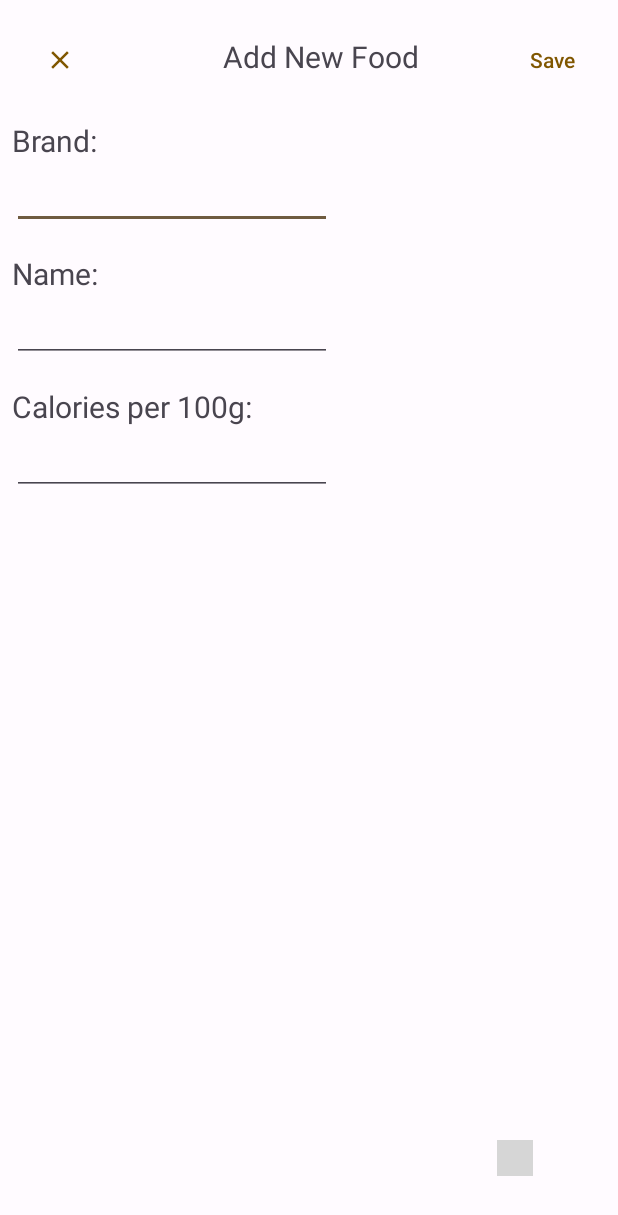
After one commit to Niko361/COS30017_Custom_APP, an Android app: the fragment AddNewFoodFragment placed in its activity, on a phone screen of 412 x 824 dp. The commit adds this screen. Shown: the top 1215 px of the screen. Run offline under Robolectric (Android 15) with nearby library versions, the phone set to English and light mode, and no system bars; grey boxes are pictures that could not be loaded.

Commit message:
feat: add new food FragmentDialog

```diff
--- /dev/null
+++ b/app/src/main/java/com/example/customappproject/AddNewFoodFragment.kt
@@ -0,0 +1,41 @@
+package com.example.customappproject
+
+import android.os.Bundle
+import android.view.LayoutInflater
+import android.view.View
+import android.view.ViewGroup
+import android.widget.Button
+import androidx.fragment.app.DialogFragment
+import com.google.android.material.textfield.MaterialAutoCompleteTextView
+
+
+class AddNewFoodFragment : DialogFragment() {
+ override fun onCreateView(
+  inflater: LayoutInflater,
+  container: ViewGroup?,
+  savedInstanceState: Bundle?
+ ): View? {
+
+
+  isCancelable = false
+  return inflater.inflate(R.layout.dialog_add_food, container, false)
+ }
+
+ override fun getTheme(): Int {
+  return R.style.DialogTheme
+ }
+ override fun onViewCreated(view: View, savedInstanceState: Bundle?) {
+  super.onViewCreated(view, savedInstanceState)
+
+  val saveButton = view.findViewById<Button>(R.id.saveButton)
+  saveButton.setOnClickListener {
+   dismiss()
+  }
+
+  val closeButton = view.findViewById<Button>(R.id.closeButton)
+  closeButton.setOnClickListener {
+   dismiss()
+  }
+
+ }
+}
--- a/app/src/main/java/com/example/customappproject/LogFoodEntryActivity.kt
+++ b/app/src/main/java/com/example/customappproject/LogFoodEntryActivity.kt
@@ -69,7 +69,8 @@ class LogFoodEntryActivity: AppCompatActivity() {
             Log.i("CLICKY", selectFoodItem.text.toString())
 
             if(selectFoodItem.text.toString() == "Add New Food"){
-                Log.i("CLICKY", "OPEN MODAL")
+                val dialogFragment = AddNewFoodFragment()
+                dialogFragment.show(supportFragmentManager, "dialog")
             }
         }
 
--- a/app/src/main/java/com/example/customappproject/MainActivity.kt
+++ b/app/src/main/java/com/example/customappproject/MainActivity.kt
@@ -99,7 +99,6 @@ class MainActivity : AppCompatActivity() {
         }
 
         val editCatButton = findViewById<Button>(R.id.editCatButton)
-        val closeEditCatButton = findViewById<Button>(R.id.closeEditCatButton)
 
         editCatButton.setOnClickListener {
             val dialogFragment = EditCatDetailsFragment()
--- /dev/null
+++ b/app/src/main/res/layout/dialog_add_food.xml
@@ -0,0 +1,107 @@
+<?xml version="1.0" encoding="utf-8"?>
+<androidx.constraintlayout.widget.ConstraintLayout xmlns:android="http://schemas.android.com/apk/res/android"
+    xmlns:tools="http://schemas.android.com/tools"
+    xmlns:app="http://schemas.android.com/apk/res-auto"
+    android:layout_width="match_parent"
+    android:layout_height="match_parent">
+
+    <Button
+        android:id="@+id/closeButton"
+        style="?attr/materialIconButtonStyle"
+        android:layout_width="wrap_content"
+        android:layout_height="wrap_content"
+
+
+        android:layout_marginStart="16dp"
+        android:layout_marginTop="16dp"
+        app:icon="@drawable/baseline_close_24"
+        app:iconGravity="end"
+        app:layout_constraintStart_toStartOf="parent"
+        app:layout_constraintTop_toTopOf="parent" />
+
+    <TextView
+        android:id="@+id/editCatDetailsTitle"
+        android:layout_width="wrap_content"
+        android:layout_height="wrap_content"
+        android:layout_marginStart="16dp"
+        android:layout_marginTop="24dp"
+        android:text="Add New Food"
+        android:textSize="20sp"
+        app:layout_constraintEnd_toEndOf="parent"
+        app:layout_constraintStart_toStartOf="parent"
+        app:layout_constraintTop_toTopOf="parent" />
+
+    <Button
+        android:id="@+id/saveButton"
+        style="@style/Widget.Material3.Button.TextButton"
+        android:layout_width="wrap_content"
+        android:layout_height="wrap_content"
+        android:layout_marginTop="16dp"
+        android:text="Save"
+        app:layout_constraintEnd_toEndOf="parent"
+        app:layout_constraintTop_toTopOf="parent" />
+
+    <TextView
+        android:id="@+id/brandInputLabel"
+        android:layout_width="wrap_content"
+        android:layout_height="wrap_content"
+        android:layout_marginStart="8dp"
+        android:layout_marginTop="16dp"
+        android:text="Brand:"
+        android:textSize="20sp"
+        app:layout_constraintStart_toStartOf="parent"
+        app:layout_constraintTop_toBottomOf="@+id/closeButton" />
+
+    <EditText
+        android:id="@+id/brandInput"
+        android:layout_width="0dp"
+        android:layout_height="wrap_content"
+        android:layout_marginStart="8dp"
+        android:ems="10"
+        android:inputType="text"
+        app:layout_constraintStart_toStartOf="parent"
+        app:layout_constraintTop_toBottomOf="@+id/brandInputLabel" />
+
+    <TextView
+        android:id="@+id/nameInputLabel"
+        android:layout_width="wrap_content"
+        android:layout_height="wrap_content"
+        android:layout_marginStart="8dp"
+        android:layout_marginTop="16dp"
+        android:text="Name:"
+        android:textSize="20sp"
+        app:layout_constraintStart_toStartOf="parent"
+        app:layout_constraintTop_toBottomOf="@+id/brandInput" />
+
+    <EditText
+        android:id="@+id/nameInput"
+        android:layout_width="wrap_content"
+        android:layout_height="wrap_content"
+        android:layout_marginStart="8dp"
+        android:ems="10"
+        android:inputType="numberDecimal"
+        app:layout_constraintStart_toStartOf="parent"
+        app:layout_constraintTop_toBottomOf="@+id/nameInputLabel" />
+
+    <TextView
+        android:id="@+id/calPer100GInputLabel"
+        android:layout_width="wrap_content"
+        android:layout_height="wrap_content"
+        android:layout_marginStart="8dp"
+        android:layout_marginTop="16dp"
+        android:text="Calories per 100g:"
+        android:textSize="20sp"
+        app:layout_constraintStart_toStartOf="parent"
+        app:layout_constraintTop_toBottomOf="@+id/nameInput" />
+
+    <EditText
+        android:id="@+id/calPer100GInput"
+        android:layout_width="wrap_content"
+        android:layout_height="wrap_content"
+        android:layout_marginStart="8dp"
+        android:ems="10"
+        android:inputType="numberDecimal"
+        app:layout_constraintStart_toStartOf="parent"
+        app:layout_constraintTop_toBottomOf="@+id/calPer100GInputLabel" />
+
+</androidx.constraintlayout.widget.ConstraintLayout>
```
